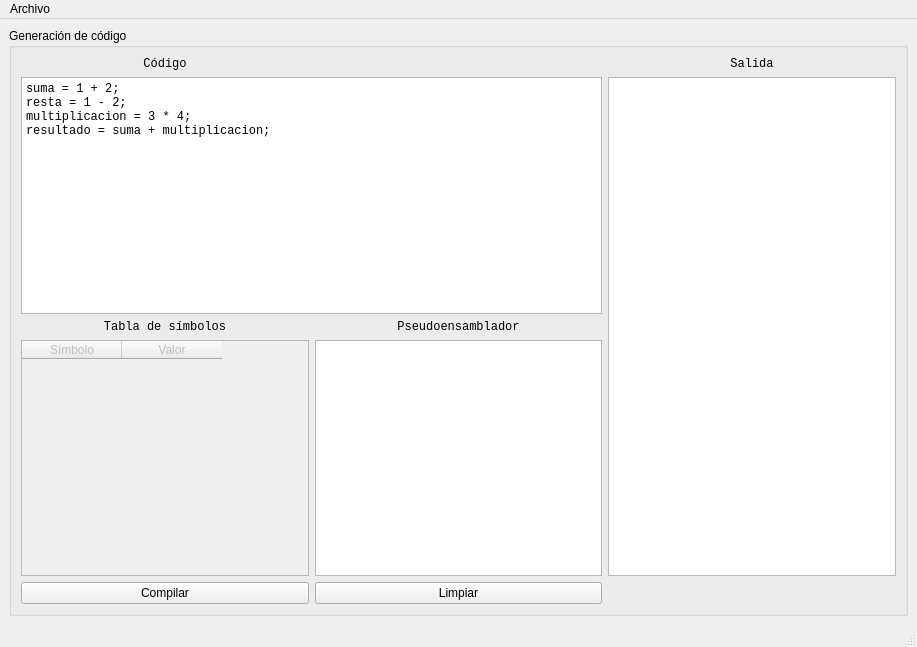
This is Generación de código/mainwindow.ui in FFahrenheit/Traductores-II as Qt 5 draws it before an edit. The edited form follows.
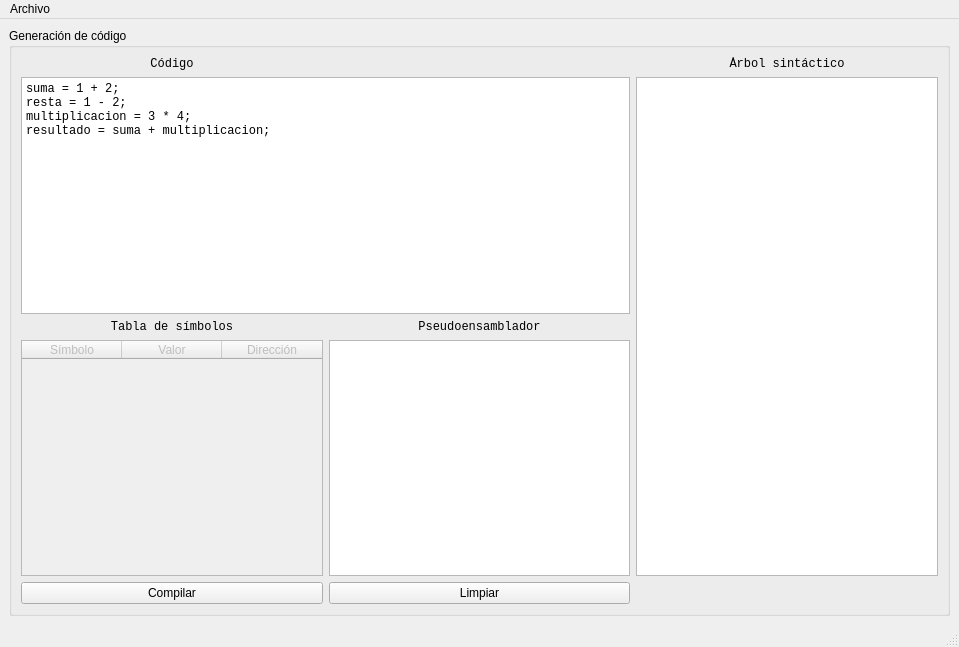
This is the edited form.

Commit message: Agregada generacion de codigo

Diff of the .ui file:
```diff
--- a/Generación de código/mainwindow.ui
+++ b/Generación de código/mainwindow.ui
@@ -6,7 +6,7 @@
    <rect>
     <x>0</x>
     <y>0</y>
-    <width>917</width>
+    <width>959</width>
     <height>647</height>
    </rect>
   </property>
@@ -50,6 +50,11 @@
            <string>Valor</string>
           </property>
          </column>
+         <column>
+          <property name="text">
+           <string>Dirección</string>
+          </property>
+         </column>
         </widget>
        </item>
        <item row="0" column="0">
@@ -133,7 +138,7 @@
           </font>
          </property>
          <property name="text">
-          <string>Salida</string>
+          <string>Árbol sintáctico</string>
          </property>
          <property name="alignment">
           <set>Qt::AlignCenter</set>
@@ -171,7 +176,7 @@
     <rect>
      <x>0</x>
      <y>0</y>
-     <width>917</width>
+     <width>959</width>
      <height>22</height>
     </rect>
    </property>
```
The commit also changes 2 other files.
